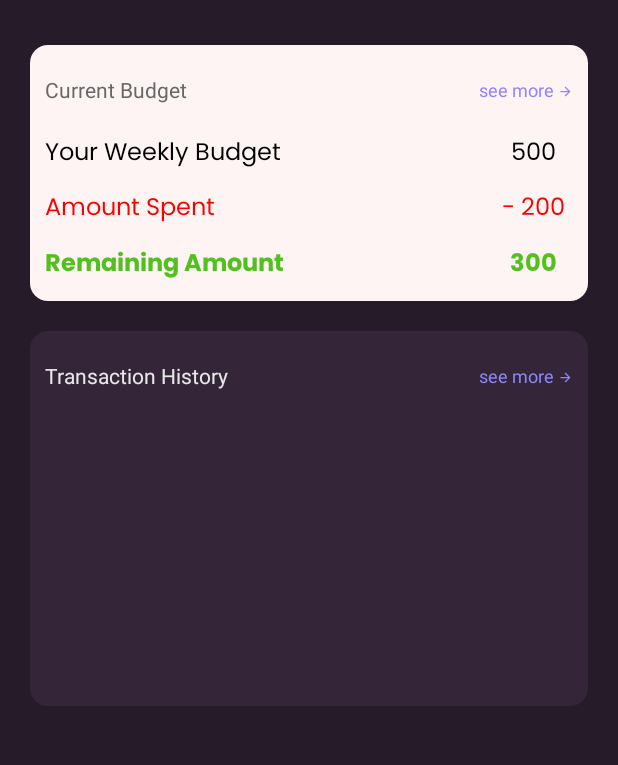
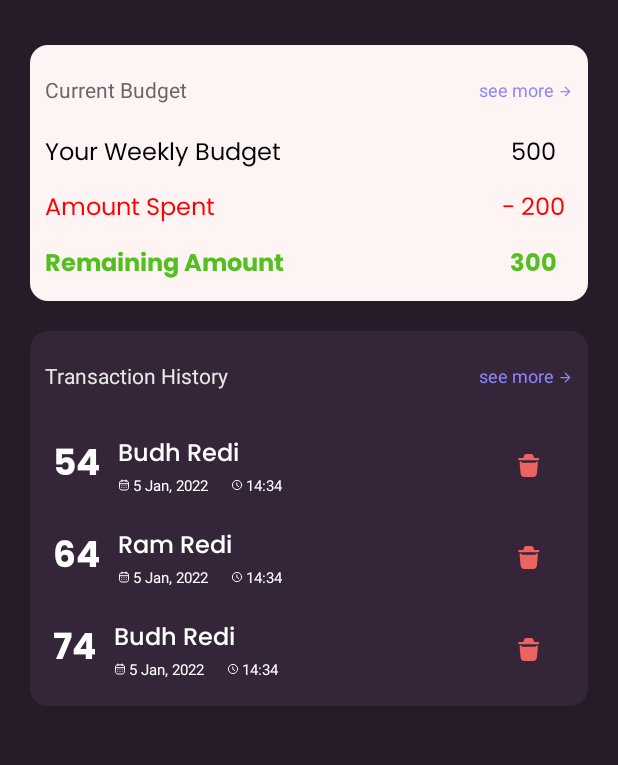
Before and after one commit to Harsh-Pokarna/Wallet-Manager, an Android app: the screen it shows after launch (DashboardActivity), on a phone screen of 412 x 824 dp, the part 99-864 px from its top. Run offline under Robolectric (Android 15) with nearby library versions, the phone set to English and light mode, and no system bars; our stand-ins replace Room's generated code.

Commit message:
tags intgerated with room

```diff
--- a/app/src/main/java/com/example/walletmanager/SplashActivity.kt
+++ b/app/src/main/java/com/example/walletmanager/SplashActivity.kt
@@ -25,16 +25,16 @@ class SplashActivity : AppCompatActivity() {
         setContentView(R.layout.activity_splash)
 //
 //
-//        val transaction1 = Transaction(transactionAmount = 54f,
-//            transactionDescription = "Budh Redi", id = 1L)
-//        val transaction2 = Transaction(transactionAmount = 64f,
-//            transactionDescription = "Ram Redi", id = 2L)
-//        val transaction3 = Transaction(transactionAmount = 74f,
-//            transactionDescription = "Budh Redi", id = 3L)
-//
-//        homeViewModel.insertTransaction(transaction1)
-//        homeViewModel.insertTransaction(transaction2)
-//        homeViewModel.insertTransaction(transaction3)
+        val transaction1 = Transaction(transactionAmount = 54f,
+            transactionDescription = "Budh Redi", id = 1L)
+        val transaction2 = Transaction(transactionAmount = 64f,
+            transactionDescription = "Ram Redi", id = 2L)
+        val transaction3 = Transaction(transactionAmount = 74f,
+            transactionDescription = "Budh Redi", id = 3L)
+
+        homeViewModel.insertTransaction(transaction1)
+        homeViewModel.insertTransaction(transaction2)
+        homeViewModel.insertTransaction(transaction3)
 
         startActivity(Intent(this, DashboardActivity::class.java))
 
--- a/app/src/main/java/com/example/walletmanager/dao/TransactionDao.kt
+++ b/app/src/main/java/com/example/walletmanager/dao/TransactionDao.kt
@@ -1,5 +1,6 @@
 package com.example.walletmanager.dao
 
+import androidx.lifecycle.LiveData
 import androidx.room.*
 import com.example.walletmanager.pojos.Tag
 import com.example.walletmanager.pojos.Transaction
@@ -13,10 +14,10 @@ interface TransactionDao {
     suspend fun insertTag(tag: Tag)
 
     @Query("SELECT * FROM TRANSACTIONS_TABLE")
-    suspend fun getAllTransactions(): List<Transaction>
+    fun getAllTransactions(): LiveData<List<Transaction>>
 
     @Query("SELECT * FROM TAGS_TABLE")
-    suspend fun getAllTags(): List<Tag>
+    fun getAllTags(): LiveData<List<Tag>>
 
     @Delete
     suspend fun deleteTransaction(transaction: Transaction)
--- a/app/src/main/java/com/example/walletmanager/dao/TransactionDatabase.kt
+++ b/app/src/main/java/com/example/walletmanager/dao/TransactionDatabase.kt
@@ -10,7 +10,7 @@ import com.example.walletmanager.WalletManager
 import com.example.walletmanager.pojos.Tag
 import com.example.walletmanager.pojos.Transaction
 
-@Database(entities = [Transaction::class, Tag::class], version = 4)
+@Database(entities = [Transaction::class, Tag::class], version = 6)
 abstract class TransactionDatabase : RoomDatabase() {
 
     abstract fun getTransactionDao() : TransactionDao
--- a/app/src/main/java/com/example/walletmanager/home/DashboardActivity.kt
+++ b/app/src/main/java/com/example/walletmanager/home/DashboardActivity.kt
@@ -11,6 +11,7 @@ import com.example.walletmanager.R
 import com.example.walletmanager.WalletManager
 import com.example.walletmanager.dao.TransactionDatabase
 import com.example.walletmanager.pojos.Transaction
+import com.example.walletmanager.profile.TagsActivity
 import kotlinx.android.synthetic.main.activity_dashboard.*
 import kotlinx.android.synthetic.main.activity_record_payment.*
 import kotlinx.android.synthetic.main.transaction_history_section.*
@@ -79,18 +80,23 @@ class DashboardActivity : AppCompatActivity(), TransactionHistoryAdapter.OnClick
 
     private fun setListeners() {
         add_transaction_button.setOnClickListener { startActivity(RecordPaymentActivity.newInstance(this)) }
-
+    	profile_image_button.setOnClickListener { startActivity(TagsActivity.newInstance(this)) }
     }
 
     private fun setObservers() {
-        homeViewModel.transactionsLiveData.observe(this, {
-            Log.e("TAG", "The value of transactionLivedata is: $it" )
-            if (it == null) {
-                Log.e("TAG", "setObservers: null list", )
-                return@observe
-            }
-            listOfTransactions = it
-            transactionHistoryAdapter.addData(listOfTransactions)
+//        homeViewModel.transactionsLiveData.observe(this, {
+//            Log.e("TAG", "The value of transactionLivedata is: $it" )
+//            if (it == null) {
+//                Log.e("TAG", "setObservers: null list", )
+//                return@observe
+//            }
+//            listOfTransactions = it
+//            transactionHistoryAdapter.addData(listOfTransactions)
+//        })
+
+        homeViewModel.getAllTransactions().observe(this, {
+            Log.e("TAG", "transaction values: $it")
+            transactionHistoryAdapter.addData(it)
         })
     }
 
@@ -99,6 +105,7 @@ class DashboardActivity : AppCompatActivity(), TransactionHistoryAdapter.OnClick
     }
 
     override fun onDeleteClicked(transaction: Transaction) {
+        Log.e("TAG", "delete click recorded")
         homeViewModel.deleteTransaction(transaction)
     }
 
--- a/app/src/main/java/com/example/walletmanager/home/HomeRepo.kt
+++ b/app/src/main/java/com/example/walletmanager/home/HomeRepo.kt
@@ -1,5 +1,6 @@
 package com.example.walletmanager.home
 
+import androidx.lifecycle.LiveData
 import com.example.walletmanager.dao.TransactionDatabase
 import com.example.walletmanager.pojos.Transaction
 
@@ -11,5 +12,7 @@ class HomeRepo(private val db: TransactionDatabase) {
     suspend fun deleteTransaction(transaction: Transaction) =
         db.getTransactionDao().deleteTransaction(transaction)
 
-    suspend fun getAllTransactions() = db.getTransactionDao().getAllTransactions()
+    fun getAllTransactions(): LiveData<List<Transaction>> {
+        return db.getTransactionDao().getAllTransactions()
+    }
 }
--- a/app/src/main/java/com/example/walletmanager/home/HomeViewModel.kt
+++ b/app/src/main/java/com/example/walletmanager/home/HomeViewModel.kt
@@ -15,11 +15,9 @@ class HomeViewModel(private val homeRepo: HomeRepo) : ViewModel() {
     }
 
     fun deleteTransaction(transaction: Transaction) = viewModelScope.launch {
-        val response = homeRepo.deleteTransaction(transaction)
+        homeRepo.deleteTransaction(transaction)
     }
 
-    fun getAllTransactions() = viewModelScope.launch {
-        val response = homeRepo.getAllTransactions()
-        _transactionsLiveData.value = response
-    }
+    fun getAllTransactions() = homeRepo.getAllTransactions()
+
 }
--- a/app/src/main/java/com/example/walletmanager/home/RecordPaymentActivity.kt
+++ b/app/src/main/java/com/example/walletmanager/home/RecordPaymentActivity.kt
@@ -97,6 +97,11 @@ class RecordPaymentActivity : AppCompatActivity() {
                 Toast.makeText(this, "Please install Paytm", Toast.LENGTH_SHORT).show()
             }
         }
+        if (modeOfPayment == ModeOfPayment.CASH || modeOfPayment == ModeOfPayment.CARD) {
+            homeViewModel.insertTransaction(transaction)
+            Toast.makeText(this, "Transaction Added", Toast.LENGTH_SHORT).show()
+            startActivity(DashboardActivity.newInstance(this))
+        }
 //        val uri = Uri.Builder()
 //        uri.scheme("upi").authority("pay")
 //
--- a/app/src/main/java/com/example/walletmanager/home/TransactionHistoryAdapter.kt
+++ b/app/src/main/java/com/example/walletmanager/home/TransactionHistoryAdapter.kt
@@ -31,6 +31,7 @@ class TransactionHistoryAdapter(private var listOfTransaction: List<Transaction>
 
     fun addData(listOfTransaction: List<Transaction>) {
         this.listOfTransaction = listOfTransaction
+        notifyDataSetChanged()
     }
 
     inner class TransactionHistoryViewHolder(itemView: View) : RecyclerView.ViewHolder(itemView) {
--- a/app/src/main/java/com/example/walletmanager/pojos/Transaction.kt
+++ b/app/src/main/java/com/example/walletmanager/pojos/Transaction.kt
@@ -22,7 +22,7 @@ data class Transaction(
     val transactionDate: String = "5 Jan, 2022",
 
     @ColumnInfo(name = "ModeOfPayment")
-    val modeOfPayment: ModeOfPayment,
+    val modeOfPayment: ModeOfPayment = ModeOfPayment.CASH,
 
     @ColumnInfo(name = "transactionTime")
     val transactionTime: String = "14:34",
--- /dev/null
+++ b/app/src/main/res/drawable/ic_baseline_navigate_next_24.xml
@@ -0,0 +1,5 @@
+<vector android:height="24dp" android:tint="#FFFFFF"
+    android:viewportHeight="24" android:viewportWidth="24"
+    android:width="24dp" xmlns:android="http://schemas.android.com/apk/res/android">
+    <path android:fillColor="@android:color/white" android:pathData="M10,6L8.59,7.41 13.17,12l-4.58,4.59L10,18l6,-6z"/>
+</vector>
--- a/app/src/main/res/values/colors.xml
+++ b/app/src/main/res/values/colors.xml
@@ -10,6 +10,7 @@
 
     <color name="colorPrimary">#261B29</color>
     <color name="colorSecondary">#352539</color>
+    <color name="colorAccent">#AC27FD</color>
     <color name="softGreen">#FEF4F4</color>
     <color name="red">#FF0000</color>
     <color name="green">#53C020</color>
```
Also changed, not shown: app/src/main/AndroidManifest.xml (+6 -7 lines), app/src/main/java/com/example/walletmanager/profile/ProfileRepo.kt (+8 -2 lines), app/src/main/java/com/example/walletmanager/profile/ProfileViewModel.kt (+4 -3 lines), app/src/main/java/com/example/walletmanager/profile/ProfileViewModelFactory.kt (added, +12 -0 lines), app/src/main/java/com/example/walletmanager/profile/TagsActivity.kt (added, +80 -0 lines), app/src/main/java/com/example/walletmanager/profile/TagsAdapter.kt (added, +51 -0 lines), app/src/main/res/layout/activity_tags.xml (added, +86 -0 lines), app/src/main/res/layout/item_tag.xml (added, +33 -0 lines).
